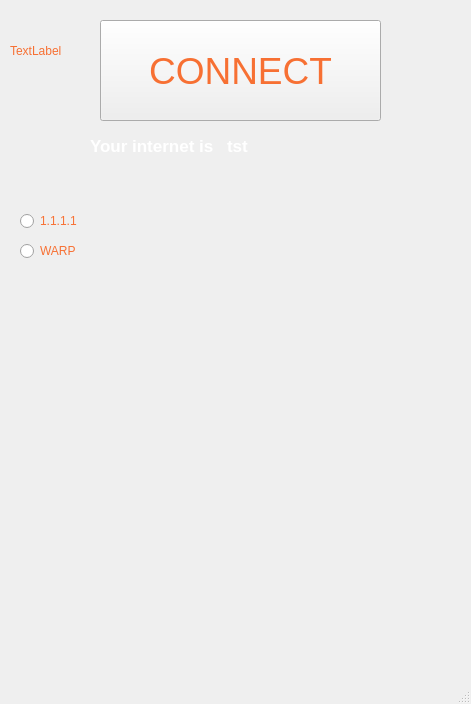
Before: the Qt Designer form main.ui in Pooriajy/Linux-Warp-gui, drawn with Qt 5.
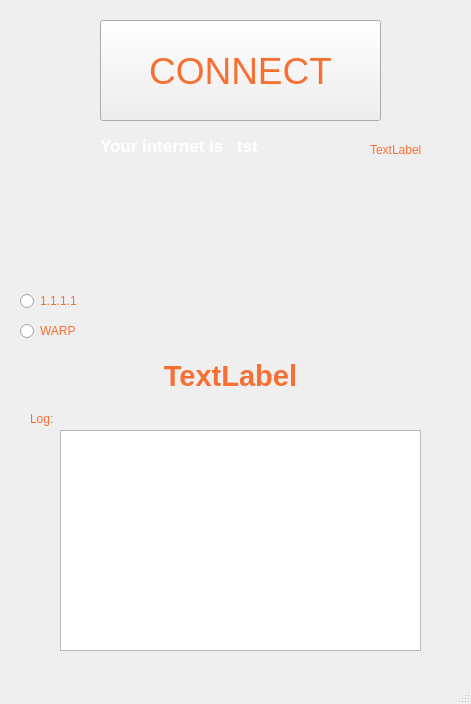
After: the same form once the commit is applied. Icons and pictures are not drawn.

Diff of the .ui file:
```diff
--- a/main.ui
+++ b/main.ui
@@ -50,7 +50,7 @@
    <widget class="QLabel" name="status">
     <property name="geometry">
      <rect>
-      <x>227</x>
+      <x>237</x>
       <y>130</y>
       <width>191</width>
       <height>31</height>
@@ -73,10 +73,10 @@
    <widget class="QLabel" name="pic">
     <property name="geometry">
      <rect>
-      <x>10</x>
-      <y>20</y>
+      <x>370</x>
+      <y>134</y>
       <width>71</width>
-      <height>61</height>
+      <height>31</height>
      </rect>
     </property>
     <property name="text">
@@ -87,11 +87,19 @@
     <property name="geometry">
      <rect>
       <x>20</x>
-      <y>210</y>
+      <y>290</y>
       <width>105</width>
       <height>22</height>
      </rect>
     </property>
+    <property name="styleSheet">
+     <string notr="true">   QCheckBox::indicator:unchecked {
+        image: url(switch_off.png);
+    }
+    QCheckBox::indicator:checked {
+        image: url(switch_on.png);
+    }</string>
+    </property>
     <property name="text">
      <string>1.1.1.1</string>
     </property>
@@ -100,7 +108,7 @@
     <property name="geometry">
      <rect>
       <x>20</x>
-      <y>240</y>
+      <y>320</y>
       <width>105</width>
       <height>22</height>
      </rect>
@@ -112,7 +120,7 @@
    <widget class="QLabel" name="status_2">
     <property name="geometry">
      <rect>
-      <x>90</x>
+      <x>100</x>
       <y>130</y>
       <width>141</width>
       <height>31</height>
@@ -132,6 +140,55 @@
      <string>Your internet is</string>
     </property>
    </widget>
+   <widget class="QLabel" name="status3">
+    <property name="geometry">
+     <rect>
+      <x>90</x>
+      <y>360</y>
+      <width>281</width>
+      <height>31</height>
+     </rect>
+    </property>
+    <property name="font">
+     <font>
+      <pointsize>22</pointsize>
+      <weight>75</weight>
+      <bold>true</bold>
+     </font>
+    </property>
+    <property name="text">
+     <string>TextLabel</string>
+    </property>
+    <property name="alignment">
+     <set>Qt::AlignCenter</set>
+    </property>
+   </widget>
+   <widget class="QPlainTextEdit" name="log">
+    <property name="geometry">
+     <rect>
+      <x>60</x>
+      <y>430</y>
+      <width>361</width>
+      <height>221</height>
+     </rect>
+    </property>
+    <property name="readOnly">
+     <bool>true</bool>
+    </property>
+   </widget>
+   <widget class="QLabel" name="label">
+    <property name="geometry">
+     <rect>
+      <x>30</x>
+      <y>410</y>
+      <width>58</width>
+      <height>18</height>
+     </rect>
+    </property>
+    <property name="text">
+     <string>Log:</string>
+    </property>
+   </widget>
   </widget>
   <widget class="QMenuBar" name="menubar">
    <property name="geometry">
```
